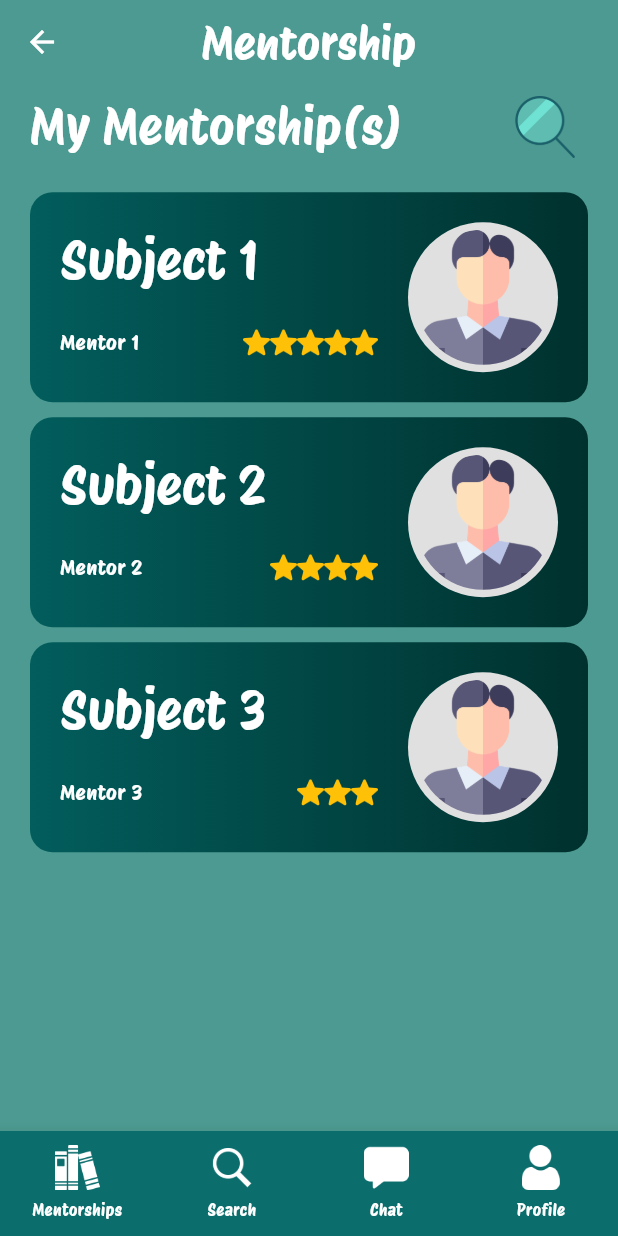
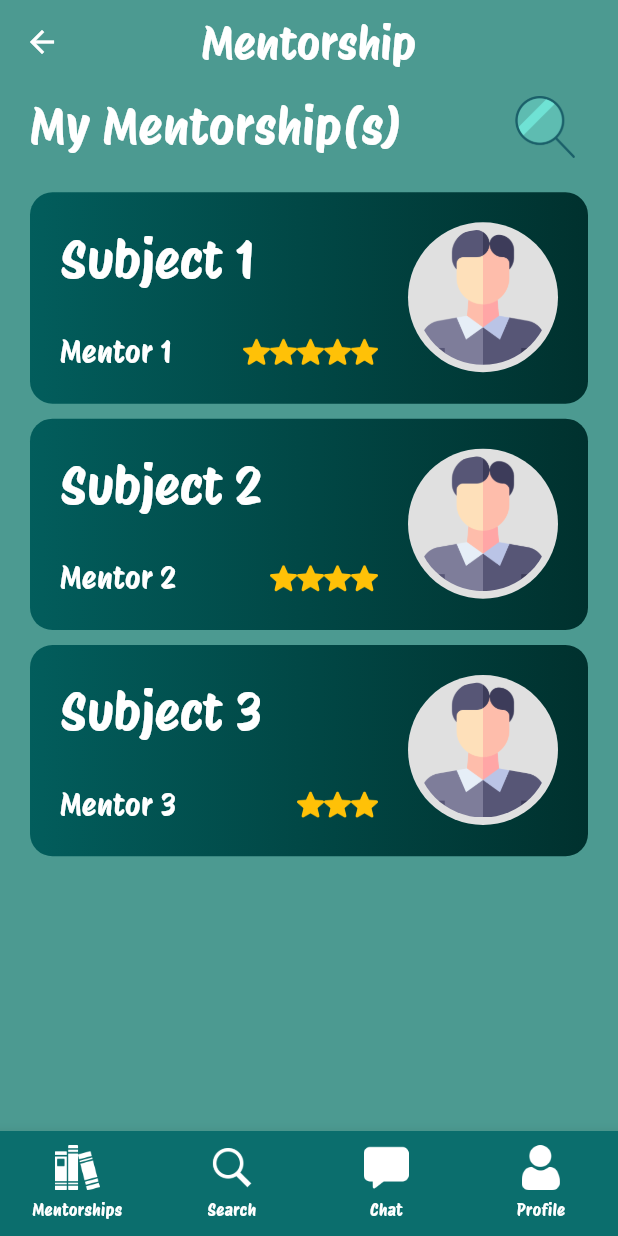
Before and after one commit to jaderaposa/mentor_shift, a Flutter app: the screen it shows after launch, on a phone screen of 412 x 824 dp. Run offline on Flutter 3.47's test engine with Material 3 defaults, Android fonts, the phone set to English and light mode, and no system bars.

```diff
--- a/lib/main.dart
+++ b/lib/main.dart
@@ -19,6 +19,7 @@ import 'package:mentor_shift/pages/view_messaging.dart';
 import 'package:mentor_shift/mainscaffold.dart';
 
 void main() => runApp(MaterialApp(
+      debugShowCheckedModeBanner: false, // Add this line
       initialRoute: '/main', // Change this to '/main'
       routes: {
         '/main': (context) => const MainScaffold(), // Add this line
--- a/lib/pages/mentorships_screen.dart
+++ b/lib/pages/mentorships_screen.dart
@@ -156,31 +156,42 @@ class _MentorshipsPageState extends State<MentorshipsPage> {
                           children: [
                             Expanded(
                               child: Column(
-                                mainAxisAlignment: MainAxisAlignment.spaceBetween,
+                                mainAxisAlignment:
+                                    MainAxisAlignment.spaceBetween,
                                 crossAxisAlignment: CrossAxisAlignment.start,
                                 children: [
-                                  Text(
+                                  Padding(
+                                    padding: const EdgeInsets.only(right: 20.0),
+                                    child: Text(
                                       mentorships[index]
                                           ['subject'], // dynamic subject name
-                                    style: const TextStyle(
+                                      style: TextStyle(
                                         fontFamily: 'ProtestRiot',
                                         color: Colors.white,
-                                      fontSize: 35.0,
+                                        fontSize: (35.0 *
+                                                MediaQuery.of(context)
+                                                    .size
+                                                    .width) /
+                                            420, // Adjust the denominator to get the desired responsiveness
                                       ),
                                     ),
-                                  const SizedBox(height: 20,),
+                                  ),
+                                  SizedBox(height: 20 * MediaQuery.of(context).size.height / 720),
                                   Padding(
                                     padding: const EdgeInsets.only(right: 20.0),
                                     child: Row(
                                       mainAxisAlignment:
                                           MainAxisAlignment.spaceBetween,
                                       children: [
-                                        Text(
-                                          mentorships[index]
-                                              ['mentor'], // dynamic mentor name
+                                        Expanded(
+                                          child: Text(
+                                            mentorships[index][
+                                                'mentor'], // dynamic mentor name
                                             style: const TextStyle(
                                               fontFamily: 'ProtestRiot',
                                               color: Colors.white,
+                                              fontSize: 20.0,
+                                            ),
                                           ),
                                         ),
                                         Row(
```
Also changed, not shown: 1 other file. Lines whose indentation alone changed are shown as unchanged.
